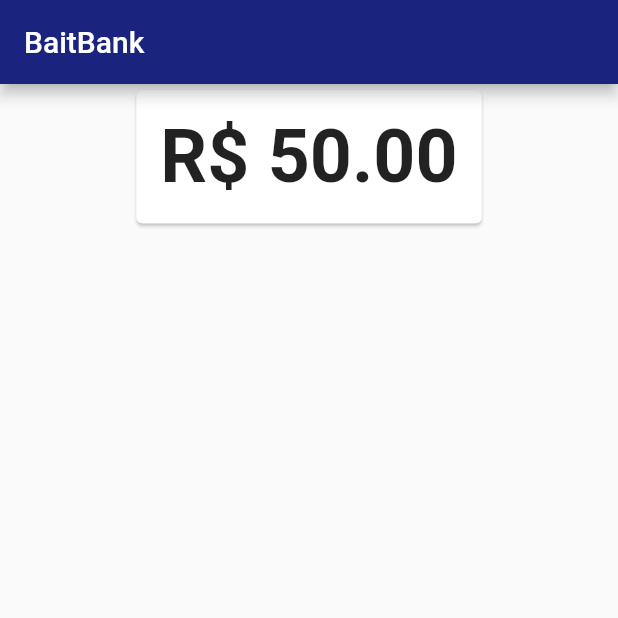
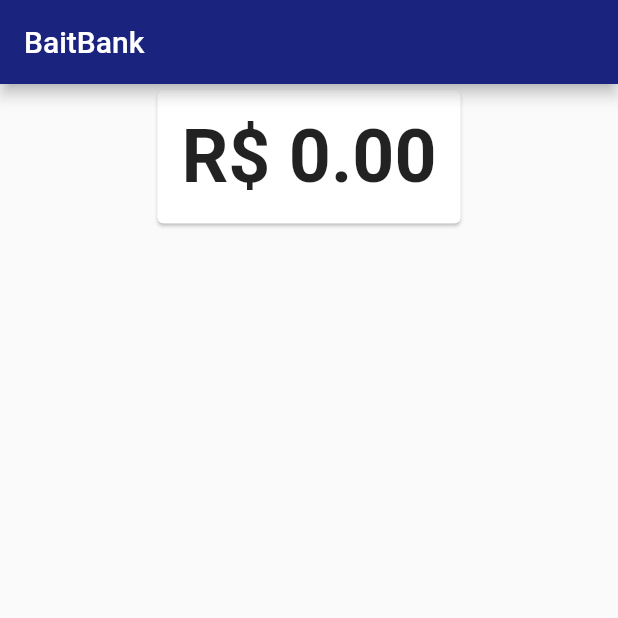
Before and after one commit to MisorWyvern/study_a_flutter_app, a Flutter app: the screen it shows after launch, on a phone screen of 412 x 824 dp, the top half of it. Run offline on Flutter 3.47's test engine with Material 2 defaults, Android fonts, the phone set to English and light mode, and no system bars.

Commit message:
add provider and consumer to saldo model (AULA 2 - Provider)

```diff
--- a/lib/main.dart
+++ b/lib/main.dart
@@ -1,8 +1,16 @@
 import 'package:flutter/material.dart';
+import 'package:provider/provider.dart';
 import 'package:study_a_flutter_app/pages/dashboard_page.dart';
 
+import 'models/saldo.dart';
+
 void main() {
-  runApp(StudyAFlutterApp());
+  runApp(
+    ChangeNotifierProvider(
+      create: (BuildContext context) => Saldo(0),
+      child: StudyAFlutterApp(),
+    ),
+  );
 }
 
 class StudyAFlutterApp extends StatelessWidget {
--- a/lib/models/saldo.dart
+++ b/lib/models/saldo.dart
@@ -1,4 +1,6 @@
-class Saldo {
+import 'package:flutter/material.dart';
+
+class Saldo extends ChangeNotifier {
   final double value;
   Saldo(
     this.value,
--- a/lib/pages/dashboard_page.dart
+++ b/lib/pages/dashboard_page.dart
@@ -1,5 +1,4 @@
 import 'package:flutter/material.dart';
-import 'package:study_a_flutter_app/models/saldo.dart';
 import 'package:study_a_flutter_app/widgets/saldo_card.dart';
 
 class Dashboard extends StatelessWidget {
@@ -11,7 +10,7 @@ class Dashboard extends StatelessWidget {
       ),
       body: Align(
         alignment: Alignment.topCenter,
-        child: SaldoCard(saldo: Saldo(50)),
+        child: SaldoCard(),
       ),
     );
   }
--- a/lib/widgets/saldo_card.dart
+++ b/lib/widgets/saldo_card.dart
@@ -1,23 +1,23 @@
 import 'package:flutter/material.dart';
+import 'package:provider/provider.dart';
 import 'package:study_a_flutter_app/models/saldo.dart';
 
 class SaldoCard extends StatelessWidget {
-  final Saldo saldo;
-
-  const SaldoCard({Key key, @required this.saldo})
-      : assert(saldo != null),
-        super(key: key);
   @override
   Widget build(BuildContext context) {
     return Card(
       child: Padding(
         padding: const EdgeInsets.all(8.0 * 2),
-        child: Text(
-          saldo.toString(),
-          style: TextStyle(
-            fontSize: Theme.of(context).textTheme.bodyText1.fontSize * 3.5,
-            fontWeight: FontWeight.bold,
-          ),
+        child: Consumer<Saldo>(
+          builder: (context, value, child) {
+            return Text(
+              value.toString(),
+              style: TextStyle(
+                fontSize: Theme.of(context).textTheme.bodyText1.fontSize * 3.5,
+                fontWeight: FontWeight.bold,
+              ),
+            );
+          },
         ),
       ),
     );
--- a/pubspec.yaml
+++ b/pubspec.yaml
@@ -23,6 +23,7 @@ environment:
 dependencies:
   flutter:
     sdk: flutter
+  provider: ^4.3.2+3
 
 
   # The following adds the Cupertino Icons font to your application.
```
Also changed, not shown: pubspec.lock.
